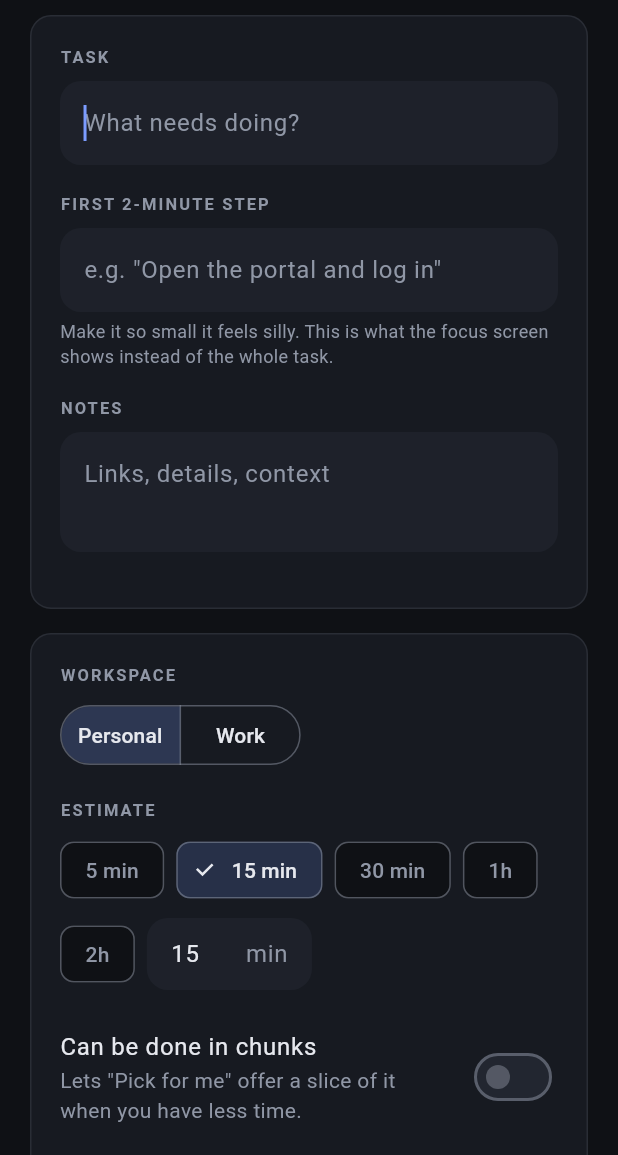
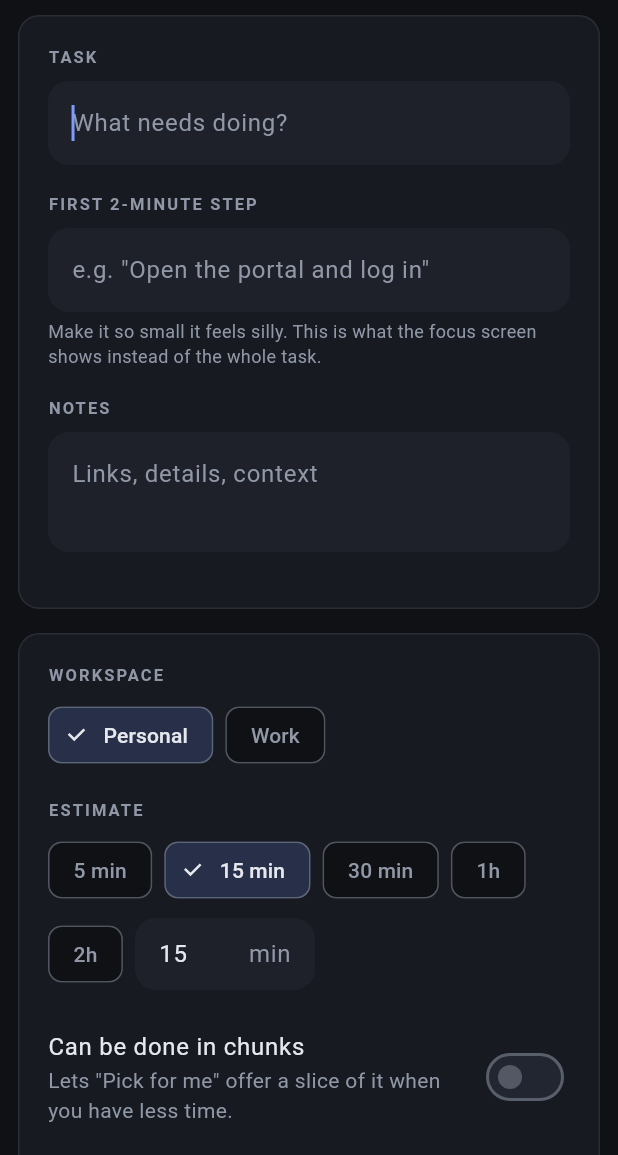
Before and after one commit to KGeary1995/ADHD-Tax, a Flutter app: the TaskEditorScreen screen opened directly with empty values, on a phone screen of 412 x 824 dp, the part 81-1236 px from its top. Run offline on Flutter 3.47's test engine with Material 3 defaults, Android fonts, the phone set to English and light mode, and no system bars; our stand-ins replace confetti, flutter_riverpod, flutter_secure_storage, go_router, google_identity_services_web, google_sign_in and 2 more; missing offline and left inert: google_sign_in_platform_interface, googleapis; accounts and stored records are empty.

Commit message:
Fix cramped phone layouts, add full task form, make Android back go Home
Quick add:
- Every group has a header (Workspace, How long?, Priority, How much do
  you dread it?, Errand). "Need to leave the house" is its own switch
  instead of a chip next to the dread levels.
- Add / Add & start are pinned above the keyboard and the system nav bar
  instead of sitting at the end of the scrolling form.
- New "Full task form" chip opens the full editor, carrying over the
  title, estimate, priority, dread, errand and workspace.

Task editor and Quick add use wrapping chip groups instead of
SegmentedButtons, which squeezed four-option labels on a 360dp phone.
Due date and status get full-width controls with their own headers.

Dashboard header stacks the Overwhelmed? button under the title on
narrow phones; it overflowed at larger Android font sizes.

Android back from Tasks/Progress/Settings now returns to Home instead of
closing the app (tabs replace each other, so there was nothing to pop).

Tests: phone-width (360x800) layout tests at 1.0x and 1.3x text, back
navigation, and the Quick add -> full form hand-off.

Co-Authored-By: Claude Opus 5.5 <noreply@anthropic.com>
Claude-Session: https://claude.ai/code/session_01V5fgn4snWDwKkrTeVLexSA

```diff
--- a/app/lib/features/capture/task_editor_screen.dart
+++ b/app/lib/features/capture/task_editor_screen.dart
@@ -16,9 +16,13 @@ class TaskEditorScreen extends ConsumerStatefulWidget {
     super.key,
     required this.taskId,
     this.focusFirstStep = false,
+    this.draft,
   });
 
   final String taskId;
+
+  /// Starting values for a new task, e.g. what was typed into Quick add.
+  final Task? draft;
 
   /// Opened from "Make it smaller": jump straight to the first-step field.
   final bool focusFirstStep;
@@ -42,7 +46,10 @@ class _TaskEditorScreenState extends ConsumerState<TaskEditorScreen> {
     final existing = ref.read(tasksProvider.notifier).byId(widget.taskId);
     _isNew = existing == null;
     final now = ref.read(clockProvider)();
-    _task = existing ?? Task(id: '', title: '', createdAt: now, updatedAt: now);
+    _task =
+        existing ??
+        widget.draft ??
+        Task(id: '', title: '', createdAt: now, updatedAt: now);
     _title = TextEditingController(text: _task.title)
       ..addListener(() => setState(() {}));
     _firstStep = TextEditingController(text: _task.firstStep)
@@ -125,6 +132,7 @@ class _TaskEditorScreenState extends ConsumerState<TaskEditorScreen> {
   @override
   Widget build(BuildContext context) {
     final s = context.spec;
+    final narrow = MediaQuery.sizeOf(context).width < 420;
 
     Widget field(String label, Widget child, {String? help}) => Padding(
       padding: const EdgeInsets.only(bottom: 18),
@@ -164,7 +172,12 @@ class _TaskEditorScreenState extends ConsumerState<TaskEditorScreen> {
       body: ContentWidth(
         maxWidth: 760,
         child: ListView(
-          padding: const EdgeInsets.fromLTRB(20, 8, 20, 48),
+          padding: EdgeInsets.fromLTRB(
+            narrow ? 12 : 20,
+            8,
+            narrow ? 12 : 20,
+            48,
+          ),
           children: [
             Panel(
               child: Column(
@@ -218,16 +231,12 @@ class _TaskEditorScreenState extends ConsumerState<TaskEditorScreen> {
                 children: [
                   field(
                     'Workspace',
-                    SegmentedButton<Workspace>(
-                      showSelectedIcon: false,
-                      segments: [
-                        for (final w in Workspace.values)
-                          ButtonSegment(value: w, label: Text(w.label)),
-                      ],
-                      selected: {_task.workspace},
-                      onSelectionChanged: (v) => setState(
-                        () => _task = _task.copyWith(workspace: v.first),
-                      ),
+                    ChoiceGroup(
+                      values: Workspace.values,
+                      selected: _task.workspace,
+                      labelOf: (w) => w.label,
+                      onSelected: (w) =>
+                          setState(() => _task = _task.copyWith(workspace: w)),
                     ),
                   ),
                   field(
@@ -245,7 +254,7 @@ class _TaskEditorScreenState extends ConsumerState<TaskEditorScreen> {
                                 setState(() => _estimate.text = '$m'),
                           ),
                         SizedBox(
-                          width: 110,
+                          width: 120,
                           child: TextField(
                             controller: _estimate,
                             keyboardType: TextInputType.number,
@@ -272,44 +281,33 @@ class _TaskEditorScreenState extends ConsumerState<TaskEditorScreen> {
                   const SizedBox(height: 8),
                   field(
                     'Priority',
-                    SegmentedButton<Priority>(
-                      showSelectedIcon: false,
-                      segments: [
-                        for (final p in Priority.values)
-                          ButtonSegment(value: p, label: Text(p.label)),
-                      ],
-                      selected: {_task.priority},
-                      onSelectionChanged: (v) => setState(
-                        () => _task = _task.copyWith(priority: v.first),
-                      ),
+                    ChoiceGroup(
+                      values: Priority.values,
+                      selected: _task.priority,
+                      labelOf: (p) => p.label,
+                      onSelected: (p) =>
+                          setState(() => _task = _task.copyWith(priority: p)),
                     ),
                   ),
                   field(
-                    'How much do you not want to do this?',
-                    SegmentedButton<int>(
-                      showSelectedIcon: false,
-                      segments: [
-                        for (var i = 0; i < ughLabels.length; i++)
-                          ButtonSegment(value: i, label: Text(ughLabels[i])),
-                      ],
-                      selected: {_task.ugh},
-                      onSelectionChanged: (v) =>
-                          setState(() => _task = _task.copyWith(ugh: v.first)),
+                    'How much do you dread it?',
+                    ChoiceGroup(
+                      values: [for (var i = 0; i < ughLabels.length; i++) i],
+                      selected: _task.ugh,
+                      labelOf: (i) => ughLabels[i],
+                      onSelected: (i) =>
+                          setState(() => _task = _task.copyWith(ugh: i)),
                     ),
                     help: 'Dreaded tasks earn bonus XP and get suggested when your energy is up.',
                   ),
                   field(
                     'Energy it takes',
-                    SegmentedButton<Energy>(
-                      showSelectedIcon: false,
-                      segments: [
-                        for (final e in Energy.values)
-                          ButtonSegment(value: e, label: Text(e.label)),
-                      ],
-                      selected: {_task.energy},
-                      onSelectionChanged: (v) => setState(
-                        () => _task = _task.copyWith(energy: v.first),
-                      ),
+                    ChoiceGroup(
+                      values: Energy.values,
+                      selected: _task.energy,
+                      labelOf: (e) => e.label,
+                      onSelected: (e) =>
+                          setState(() => _task = _task.copyWith(energy: e)),
                     ),
                   ),
                 ],
@@ -339,30 +337,31 @@ class _TaskEditorScreenState extends ConsumerState<TaskEditorScreen> {
                         ),
                       ),
                     ),
-                  ListTile(
-                    contentPadding: EdgeInsets.zero,
-                    title: const Text('Due date'),
-                    subtitle: Text(
-                      _task.dueAt == null
-                          ? 'None'
-                          : MaterialLocalizations.of(context)
-                                .formatFullDate(_task.dueAt!),
-                    ),
-                    trailing: Wrap(
+                  const SizedBox(height: 8),
+                  field(
+                    'Due date',
+                    Wrap(
+                      spacing: 8,
+                      runSpacing: 8,
+                      crossAxisAlignment: WrapCrossAlignment.center,
                       children: [
+                        OutlinedButton.icon(
+                          onPressed: _pickDue,
+                          icon: const Icon(Icons.event_outlined),
+                          label: Text(
+                            _task.dueAt == null
+                                ? 'Pick a date'
+                                : MaterialLocalizations.of(context)
+                                      .formatMediumDate(_task.dueAt!),
+                          ),
+                        ),
                         if (_task.dueAt != null)
-                          IconButton(
-                            tooltip: 'Clear',
+                          TextButton(
                             onPressed: () => setState(
                               () => _task = _task.copyWith(dueAt: null),
                             ),
-                            icon: const Icon(Icons.clear),
+                            child: const Text('Clear'),
                           ),
-                        IconButton(
-                          tooltip: 'Pick date',
-                          onPressed: _pickDue,
-                          icon: const Icon(Icons.event_outlined),
-                        ),
                       ],
                     ),
                   ),
@@ -378,13 +377,13 @@ class _TaskEditorScreenState extends ConsumerState<TaskEditorScreen> {
                         () => _task = _task.copyWith(hardDeadline: v),
                       ),
                     ),
-                  if (!_isNew)
-                    ListTile(
-                      contentPadding: EdgeInsets.zero,
-                      title: const Text('Status'),
-                      trailing: DropdownButton<TaskStatus>(
-                        value: _task.status,
-                        underline: const SizedBox.shrink(),
+                  if (!_isNew) ...[
+                    const SizedBox(height: 8),
+                    field(
+                      'Status',
+                      DropdownButtonFormField<TaskStatus>(
+                        initialValue: _task.status,
+                        isExpanded: true,
                         items: [
                           for (final st in TaskStatus.values)
                             DropdownMenuItem(
@@ -399,6 +398,7 @@ class _TaskEditorScreenState extends ConsumerState<TaskEditorScreen> {
                         },
                       ),
                     ),
+                  ],
                 ],
               ),
             ),
--- a/app/lib/widgets/task_chips.dart
+++ b/app/lib/widgets/task_chips.dart
@@ -135,6 +135,38 @@ class SectionLabel extends StatelessWidget {
   );
 }
 
+/// Pick exactly one of a few options. Chips wrap onto the next line on a
+/// narrow phone instead of squeezing their labels like a SegmentedButton.
+class ChoiceGroup<T> extends StatelessWidget {
+  const ChoiceGroup({
+    super.key,
+    required this.values,
+    required this.selected,
+    required this.labelOf,
+    required this.onSelected,
+  });
+
+  final List<T> values;
+  final T selected;
+  final String Function(T) labelOf;
+  final ValueChanged<T> onSelected;
+
+  @override
+  Widget build(BuildContext context) => Wrap(
+    spacing: 8,
+    runSpacing: 8,
+    children: [
+      for (final v in values)
+        ChoiceChip(
+          label: Text(labelOf(v)),
+          selected: v == selected,
+          // Tapping the selected chip keeps it selected.
+          onSelected: (_) => onSelected(v),
+        ),
+    ],
+  );
+}
+
 /// Centers content with a max width so desktop layouts stay readable.
 class ContentWidth extends StatelessWidget {
   const ContentWidth({super.key, required this.child, this.maxWidth = 1180});
```
Also changed, not shown: app/lib/app.dart (+12 -1 lines), app/lib/features/capture/quick_add_sheet.dart (+126 -80 lines), app/lib/features/picker/dashboard_screen.dart (+27 -9 lines), 2 other files.
